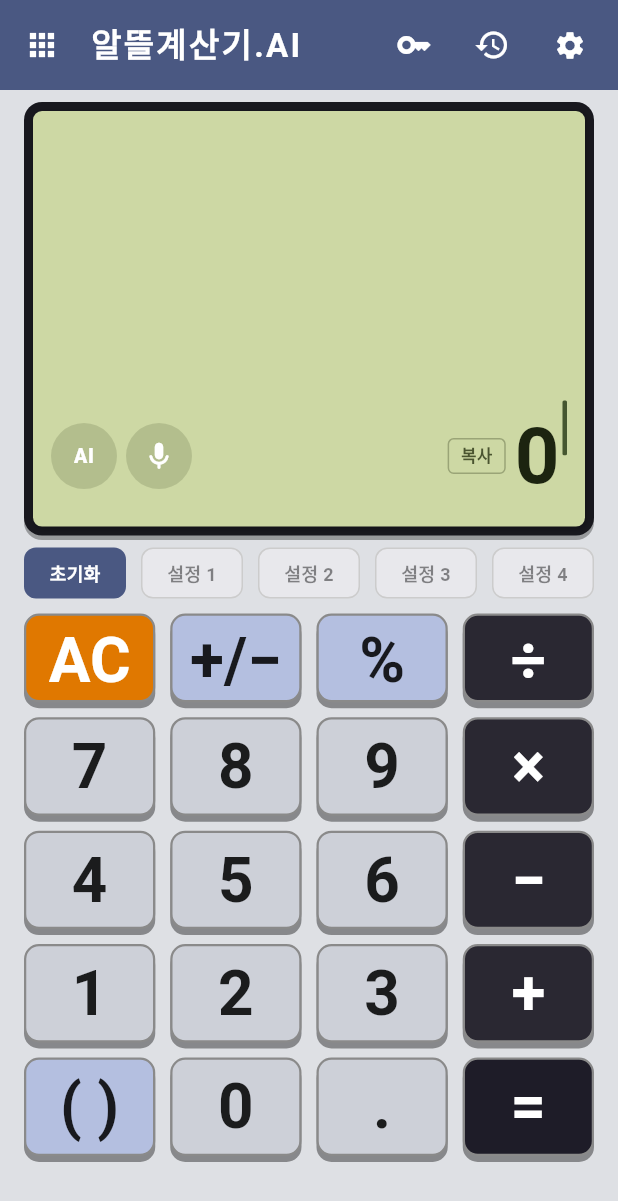
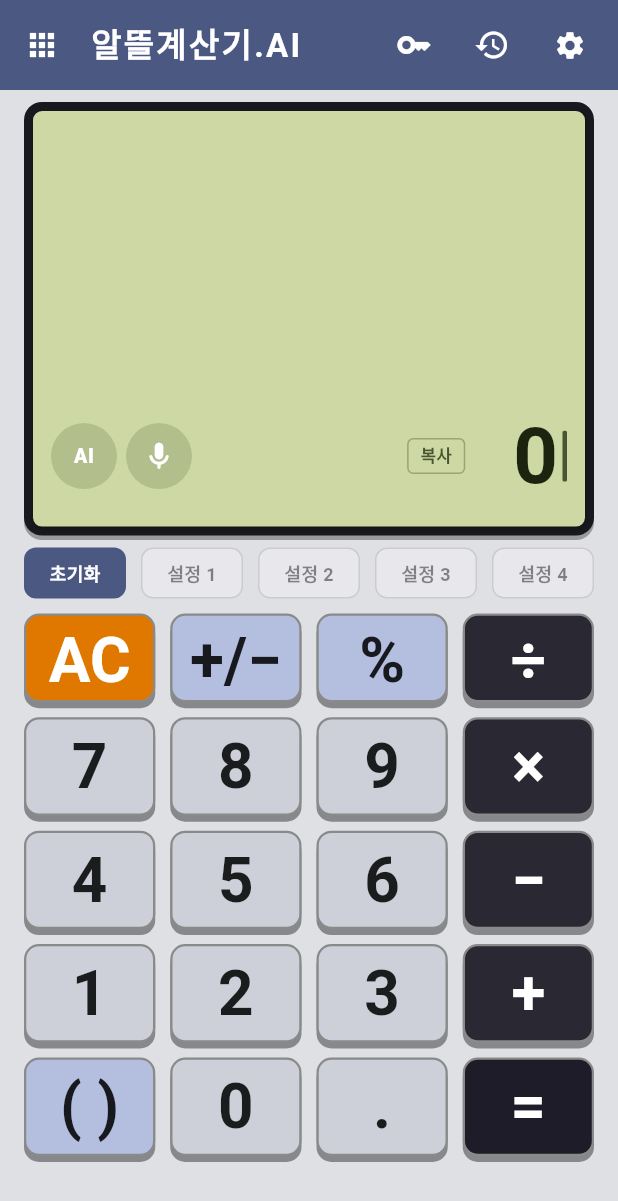
Before and after one commit to birddogmary24-bit/util-AIcalculator, a Flutter app: the CalculatorScreen screen opened by its route, on a phone screen of 412 x 824 dp. Shown: the top 1201 px of the screen. Run offline on Flutter 3.47's test engine with Material 3 defaults, Android fonts, the phone set to English and light mode, and no system bars; our stand-ins replace drift, drift_flutter, flutter_local_notifications, flutter_riverpod, flutter_secure_storage, flutter_timezone and 6 more; accounts and stored records are empty; generated files the repository leaves out were written again; Roboto replaces fonts that are missing (Pretendard).

Commit message:
fix: align blinking cursor to number center and widen copy button gap
- Cursor crossAxisAlignment changed to center for correct vertical alignment
- Copy button spacing increased from 6 to 32px (~2 digit width)

Co-Authored-By: Claude Sonnet 4.6 <noreply@anthropic.com>

```diff
--- a/lib/presentation/calculator/widgets/display_panel.dart
+++ b/lib/presentation/calculator/widgets/display_panel.dart
@@ -341,7 +341,7 @@ class _DisplayPanelState extends State<DisplayPanel>
                         copyLabel: widget.copyLabel,
                         copiedLabel: widget.copiedLabel,
                       ),
-                      const SizedBox(width: 6),
+                      const SizedBox(width: 32),
                       if (_isCurrentResultAi)
                         const Padding(
                           padding: EdgeInsets.only(right: 6),
@@ -362,8 +362,7 @@ class _DisplayPanelState extends State<DisplayPanel>
                       // Number + cursor (rightmost)
                       Row(
                         mainAxisSize: MainAxisSize.min,
-                        crossAxisAlignment: CrossAxisAlignment.baseline,
-                        textBaseline: TextBaseline.alphabetic,
+                        crossAxisAlignment: CrossAxisAlignment.center,
                         children: [
                           ConstrainedBox(
                             constraints: const BoxConstraints(maxWidth: 200),
@@ -388,8 +387,8 @@ class _DisplayPanelState extends State<DisplayPanel>
                               opacity: _cursorAnim,
                               child: Container(
                                 width: 3,
-                                height: fs * 0.7,
-                                margin: const EdgeInsets.only(left: 3),
+                                height: fs * 0.65,
+                                margin: const EdgeInsets.only(left: 4),
                                 decoration: BoxDecoration(
                                   color: AppColors.lcdCursor,
                                   borderRadius: BorderRadius.circular(1),
```
